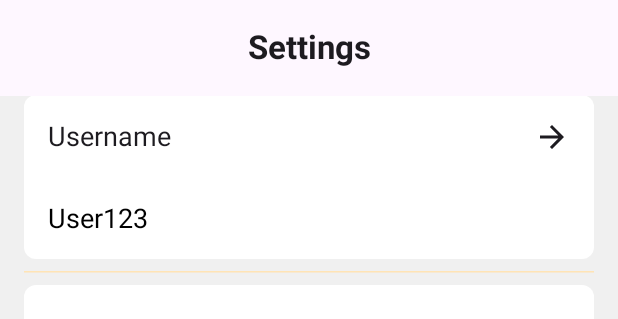
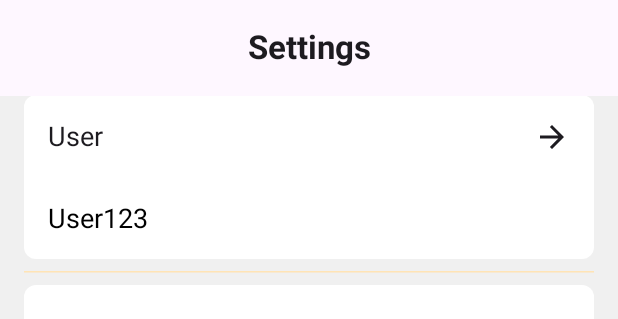
Before and after one commit to mkaomwakuni/Weaver-News-App, an Android app built with Jetpack Compose: the @Preview function SettingPreview, on a phone screen of 412 x 824 dp. Shown: the top 319 px of the screen. Run offline under Robolectric (Android 15) with nearby library versions, the phone set to English and light mode, and no system bars.

Commit message:
Updated settings interface

```diff
--- a/app/src/main/java/dev/mkao/weaver/presentation/Bookmarks/SettingsScreen.kt
+++ b/app/src/main/java/dev/mkao/weaver/presentation/Bookmarks/SettingsScreen.kt
@@ -43,6 +43,7 @@ fun SettingsScreen() {
     var notificationEnabled by remember { mutableStateOf(true) }
     var darkModeEnabled by remember { mutableStateOf(false) }
     var username by remember { mutableStateOf(TextFieldValue("User123")) }
+    var isDarkMode by remember { mutableStateOf(false) }
 
         Scaffold(
             topBar = {
@@ -58,7 +59,7 @@ fun SettingsScreen() {
                     .padding(16.dp)
             ) {
                 SectionTitle(title = "Account and Security")
-            SettingsCard(title = "Username") {
+                SettingsCard(title = "User") {
                     BasicTextField(
                         value = username,
                         onValueChange = { username = it },
```
Lines whose indentation alone changed are shown as unchanged.
